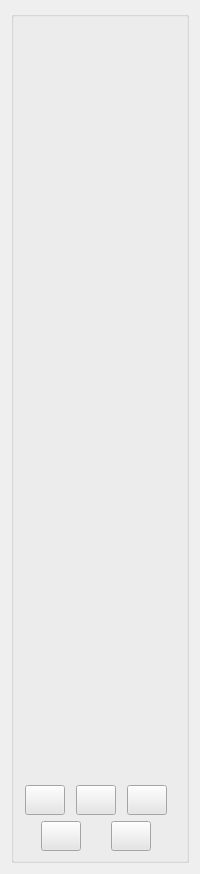
cvisionai/Tator-Native, file src/common/species_controls.ui: the form before one commit.
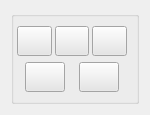
The form after the commit.

Diff of the .ui file:
```diff
--- a/src/common/species_controls.ui
+++ b/src/common/species_controls.ui
@@ -6,8 +6,8 @@
    <rect>
     <x>0</x>
     <y>0</y>
-    <width>200</width>
-    <height>874</height>
+    <width>150</width>
+    <height>112</height>
    </rect>
   </property>
   <property name="sizePolicy">
@@ -31,7 +31,7 @@
      <item>
       <layout class="QVBoxLayout" name="verticalLayout_4" stretch="0">
        <property name="spacing">
-        <number>6</number>
+        <number>0</number>
        </property>
        <property name="leftMargin">
         <number>0</number>
@@ -51,24 +51,17 @@
           <property name="leftMargin">
            <number>3</number>
           </property>
-          <item>
-           <spacer name="verticalSpacer">
-            <property name="orientation">
-             <enum>Qt::Vertical</enum>
-            </property>
-            <property name="sizeHint" stdset="0">
-             <size>
-              <width>20</width>
-              <height>40</height>
-             </size>
-            </property>
-           </spacer>
-          </item>
           <item>
            <layout class="QHBoxLayout" name="horizontalLayout">
             <property name="spacing">
              <number>3</number>
             </property>
+            <property name="topMargin">
+             <number>0</number>
+            </property>
+            <property name="bottomMargin">
+             <number>0</number>
+            </property>
             <item>
              <widget class="QPushButton" name="addSpecies">
               <property name="enabled">
```
